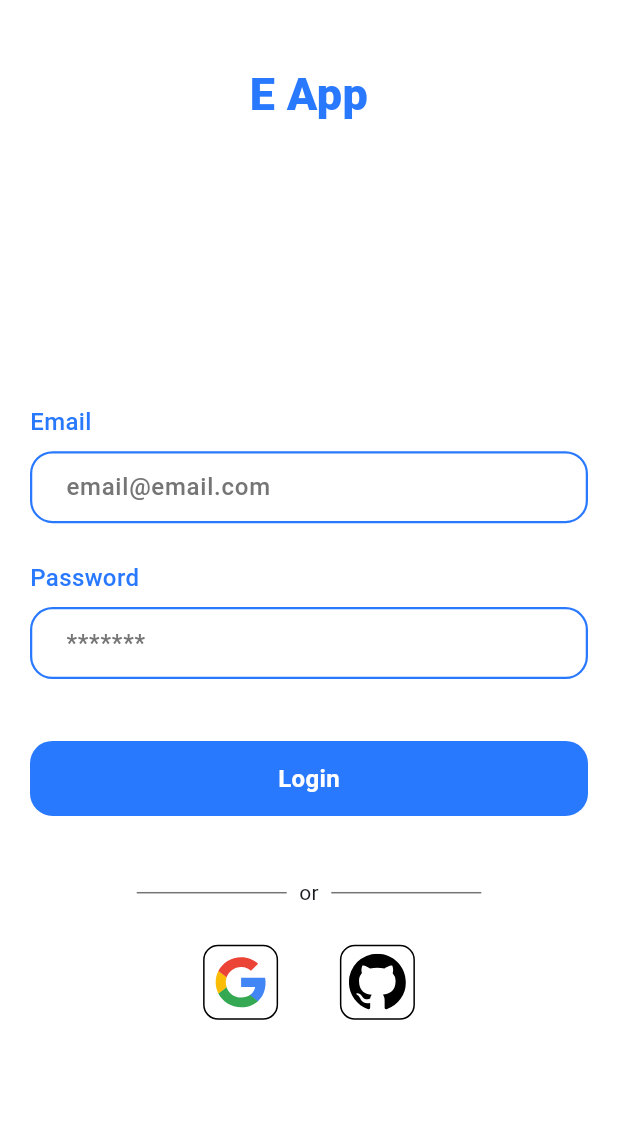
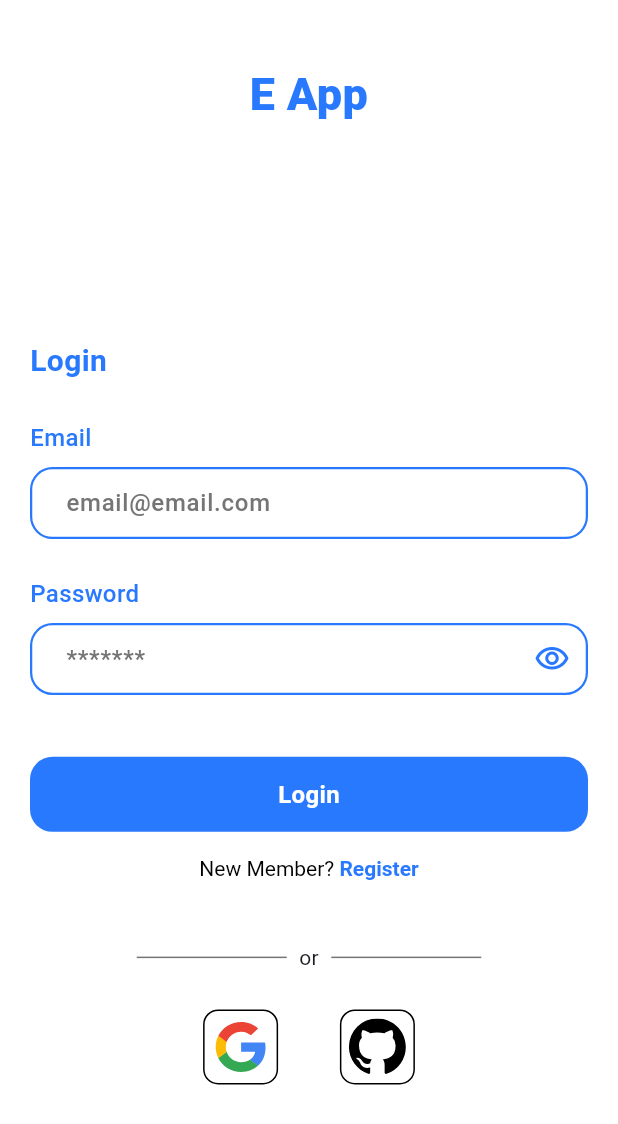
Before and after one commit to Odinachi/e, a Flutter app: the screen it shows after launch, on a phone screen of 412 x 824 dp. Shown: the top 1124 px of the screen. Run offline on Flutter 3.47's test engine with Material 2 defaults, Android fonts, the phone set to English and light mode, and no system bars; our stand-ins replace flutter_svg.

Commit message:
auth UI completed

```diff
--- a/lib/app/app_string.dart
+++ b/lib/app/app_string.dart
@@ -4,5 +4,8 @@ class AppString {
   static const password = "Password";
   static const login = "Login";
   static const register = "Register";
+  static const newMember = "New Member?";
+  static const alreadyMember = "Already a member?";
+  static const or = "or";
   static const passwordHint = "*******";
 }
--- a/lib/features/auth/view/auth_screen.dart
+++ b/lib/features/auth/view/auth_screen.dart
@@ -1,5 +1,6 @@
 import 'package:e/app/app_colors.dart';
 import 'package:e/app/app_string.dart';
+import 'package:flutter/gestures.dart';
 import 'package:flutter/material.dart';
 
 import '../../../app/app_assets.dart';
@@ -7,9 +8,16 @@ import '../../../app/app_constant.dart';
 import '../../widgets/app_buttton.dart';
 import '../../widgets/textfield.dart';
 
-class AuthScreen extends StatelessWidget {
+class AuthScreen extends StatefulWidget {
   const AuthScreen({super.key});
 
+  @override
+  State<AuthScreen> createState() => _AuthScreenState();
+}
+
+class _AuthScreenState extends State<AuthScreen> {
+  bool passVisible = false;
+  bool isLogin = true;
   @override
   Widget build(BuildContext context) {
     return Scaffold(
@@ -34,17 +42,67 @@ class AuthScreen extends StatelessWidget {
                 mainAxisAlignment: MainAxisAlignment.center,
                 crossAxisAlignment: CrossAxisAlignment.stretch,
                 children: [
+                  Row(
+                    children: [
+                      AnimatedSwitcher(
+                        duration: const Duration(milliseconds: 200),
+                        child: Text(
+                          isLogin ? AppString.login : AppString.register,
+                          style: appStyle.copyWith(
+                              fontWeight: FontWeight.w700, fontSize: 20),
+                        ),
+                      ),
+                    ],
+                  ),
+                  const AppSpace(axis: Axis.vertical, percentage: .03),
                   const AppInputField(
                     title: AppString.email,
                     hint: AppString.emailHint,
                   ),
                   const AppSpace(axis: Axis.vertical, percentage: .03),
-                  const AppInputField(
+                  AppInputField(
                     title: AppString.password,
                     hint: AppString.passwordHint,
+                    obscureText: !passVisible,
+                    suffixIcon: Icon(
+                      passVisible
+                          ? Icons.visibility_off_outlined
+                          : Icons.visibility_outlined,
+                      color: AppColors.primaryColor,
+                    ).callback(
+                        onTap: () => setState(() {
+                              passVisible = !passVisible;
+                            })),
                   ),
                   const AppSpace(axis: Axis.vertical, percentage: .05),
-                  const AppButton(text: AppString.login),
+                  AppButton(
+                      text: isLogin ? AppString.login : AppString.register),
+                  const AppSpace(axis: Axis.vertical, percentage: .02),
+                  RichText(
+                    text: TextSpan(
+                      children: [
+                        TextSpan(
+                            text:
+                                " ${isLogin ? AppString.register : AppString.login}",
+                            style: appStyle.copyWith(
+                                color: AppColors.primaryColor,
+                                fontSize: 14,
+                                fontWeight: FontWeight.w700),
+                            recognizer: TapGestureRecognizer()
+                              ..onTap = () => setState(() {
+                                    isLogin = !isLogin;
+                                  }))
+                      ],
+                      text: isLogin
+                          ? AppString.newMember
+                          : AppString.alreadyMember,
+                      style: appStyle.copyWith(
+                          color: AppColors.black,
+                          fontSize: 14,
+                          fontWeight: FontWeight.w400),
+                    ),
+                    textAlign: TextAlign.center,
+                  ),
                   const AppSpace(axis: Axis.vertical, percentage: .05),
                   Center(
                       child: Row(
@@ -52,7 +110,7 @@ class AuthScreen extends StatelessWidget {
                     children: [
                       _horizontalLine(),
                       const AppSpace(axis: Axis.horizontal, percentage: .02),
-                      const Text("or"),
+                      const Text(AppString.or),
                       const AppSpace(axis: Axis.horizontal, percentage: .02),
                       _horizontalLine()
                     ],
@@ -61,11 +119,13 @@ class AuthScreen extends StatelessWidget {
                   Row(
                     mainAxisAlignment: MainAxisAlignment.center,
                     children: [
-                      _socialContainer(icon: AppAssets.googleIcon),
+                      _socialContainer(
+                          icon: AppAssets.googleIcon, callback: () {}),
                       const AppSpace(axis: Axis.horizontal, percentage: .1),
-                      _socialContainer(icon: AppAssets.githubIcon),
+                      _socialContainer(
+                          icon: AppAssets.githubIcon, callback: () {}),
                     ],
-                  )
+                  ),
                 ],
               ),
             )
@@ -75,7 +135,7 @@ class AuthScreen extends StatelessWidget {
     ).callback(onTap: () => unFocus(context)));
   }
 
-  Widget _socialContainer({required String icon}) {
+  Widget _socialContainer({required String icon, VoidCallback? callback}) {
     return Container(
       padding: const EdgeInsets.all(5),
       decoration: BoxDecoration(
@@ -87,7 +147,7 @@ class AuthScreen extends StatelessWidget {
         path: icon,
         fit: BoxFit.cover,
       ),
-    );
+    ).callback(onTap: callback);
   }
 
   Center _horizontalLine() {
--- a/lib/features/widgets/textfield.dart
+++ b/lib/features/widgets/textfield.dart
@@ -9,12 +9,14 @@ class AppInputField extends StatelessWidget {
       this.hint,
       this.validate,
       this.controller,
-      this.obscureText = false});
+      this.obscureText = false,
+      this.suffixIcon});
   final String? Function(String?)? validate;
   final String? hint;
   final String? title;
   final TextEditingController? controller;
   final bool obscureText;
+  final Widget? suffixIcon;
   @override
   Widget build(BuildContext context) {
     final border = OutlineInputBorder(
@@ -48,7 +50,8 @@ class AppInputField extends StatelessWidget {
               focusedBorder: border,
               errorBorder: border.copyWith(
                   borderSide: const BorderSide(color: AppColors.red)),
-              hintStyle: appStyle.copyWith(color: AppColors.hintGrey)),
+              hintStyle: appStyle.copyWith(color: AppColors.hintGrey),
+              suffixIcon: suffixIcon),
         ),
       ],
     );
```
